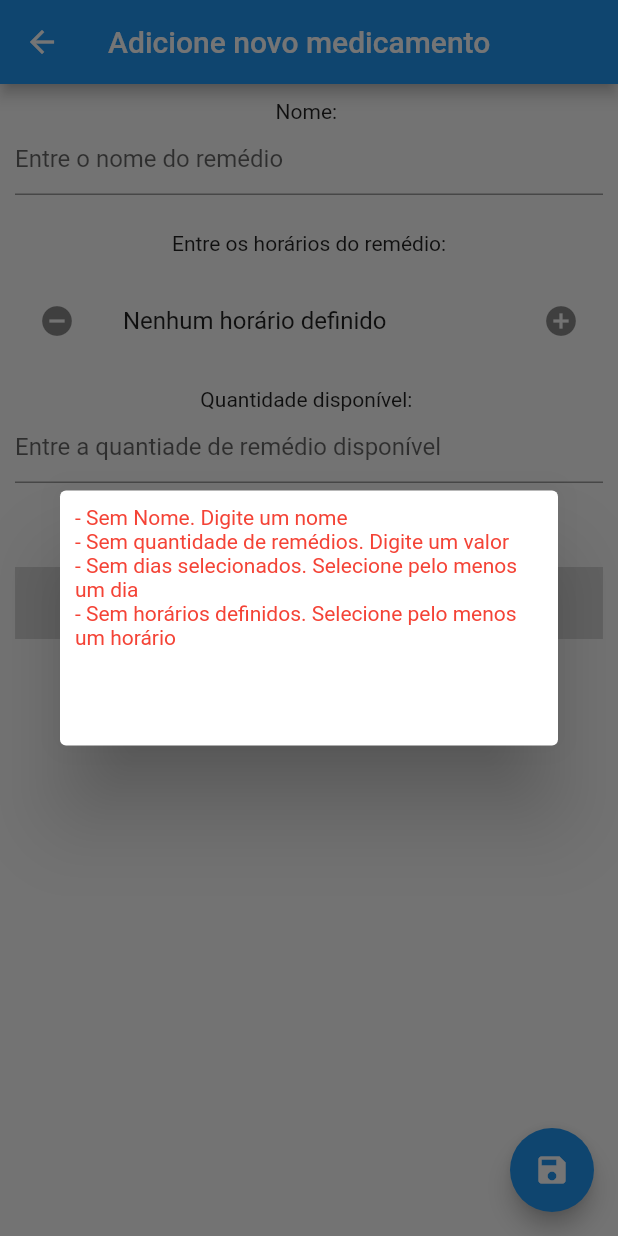
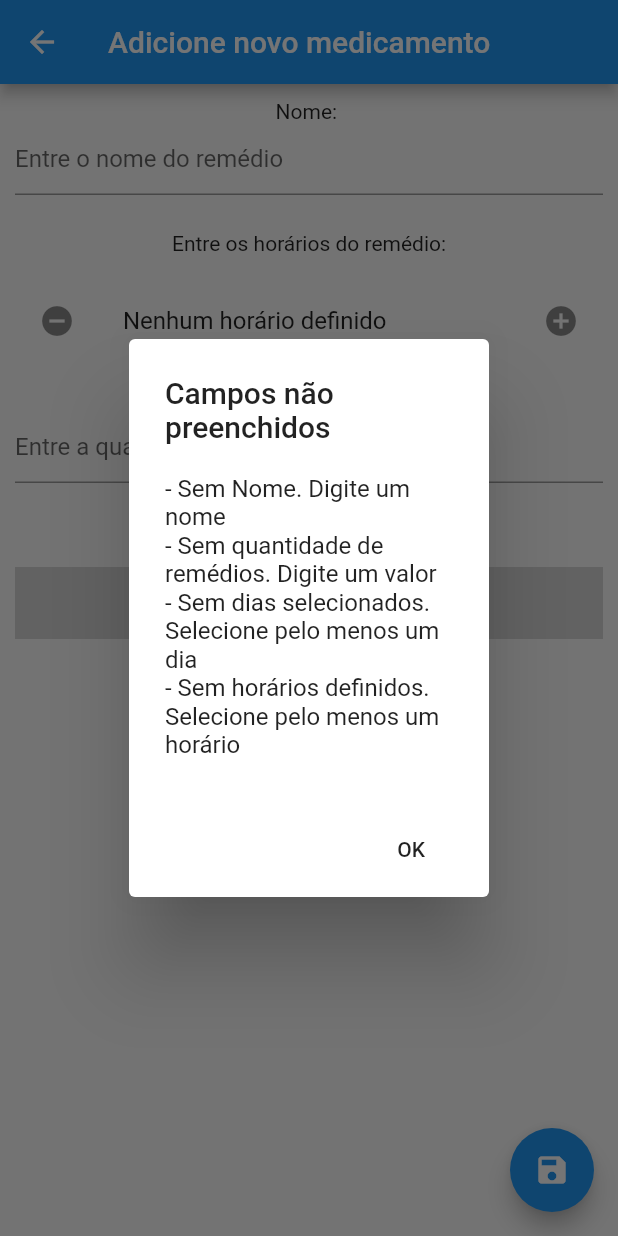
Before and after one commit to pilarfernandezz/MediNow, a Flutter app: the MedicineCreator screen opened directly, after a tap on the "save" icon, on a phone screen of 412 x 824 dp. Run offline on Flutter 3.47's test engine with Material 2 defaults, Android fonts, the phone set to English and light mode, and no system bars; our stand-ins replace flutter_html; missing offline and left inert: day_selector.

Commit message:
Modified Dialog to AlertDialog and modified scaffold paddings implementation

```diff
--- a/lib/MedicineCreator.dart
+++ b/lib/MedicineCreator.dart
@@ -30,12 +30,8 @@ class _MedicineCreatorState extends State<MedicineCreator> {
       appBar: AppBar(
         title: Text("Adicione novo medicamento"),
       ),
-      body: Container(
-        decoration: BoxDecoration(
-          color: Theme.of(context).scaffoldBackgroundColor,
-          border:
-              Border.all(width: 10, color: Theme.of(context).scaffoldBackgroundColor),
-        ),
+      body: Padding(
+        padding: const EdgeInsets.all(10.0),
         child: Column(
           children: <Widget>[
             Text(
@@ -131,44 +127,45 @@ class _MedicineCreatorState extends State<MedicineCreator> {
   _saveMedicine() {
     String erro = "";
 
-    if (name == ""){
+    if (name == "") {
       erro += "- Sem Nome. Digite um nome\n";
     }
-    if(drugAmmount == 0){
+    if (drugAmmount == 0) {
       erro += "- Sem quantidade de remédios. Digite um valor\n";
     }
-    if(daysSelected == 0){
+    if (daysSelected == 0) {
       erro += "- Sem dias selecionados. Selecione pelo menos um dia\n";
     }
-    if(hoursSelected.length == 0){
+    if (hoursSelected.length == 0) {
       erro += "- Sem horários definidos. Selecione pelo menos um horário\n";
-
     }
 
     print(erro);
 
-    if (erro == ""){
+    if (erro == "") {
       Medicine med = Medicine(
           name: name,
           drugAmmount: drugAmmount,
           daysSelected: daysSelected,
           hoursSelected: hoursSelected);
       Navigator.pop(context, med);
-    }
-    else{
-      var dialog = Dialog(
+    } else {
+      var okBtn = FlatButton(
+          onPressed: () {
+            Navigator.pop(context);
+          },
+          child: Text("OK"));
+      var dialog = Center(
         child: Container(
         width: 320,
-        height: 150,
-        margin: EdgeInsets.all(10),
-        child: Column(
-          children: <Widget>[
-            Center(
-              child: Center(child: Text(erro, style: TextStyle(color: Colors.red),))
-            ),
+        height: 420,
+        child: AlertDialog(
+        title: Text("Campos não preenchidos"),
+        content: Center(child: Text(erro)),
+        actions: <Widget>[
+          okBtn
         ],
-        ),
-      ),
+      ))
       );
 
       showDialog(context: context, builder: (BuildContext context) => dialog);
--- a/lib/MedicineDetails.dart
+++ b/lib/MedicineDetails.dart
@@ -45,12 +45,8 @@ class _MedicineDetailsState extends State<MedicineDetails> {
           )
         ],
       ),
-      body: Container(
-          decoration: BoxDecoration(
-            color: Theme.of(context).scaffoldBackgroundColor,
-            border: Border.all(
-                width: 10, color: Theme.of(context).scaffoldBackgroundColor),
-          ),
+      body: Padding(
+        padding: const EdgeInsets.all(10.0),
         child: GridView.count(
           crossAxisCount: 2,
           children: <Widget>[
@@ -75,7 +71,8 @@ class _MedicineDetailsState extends State<MedicineDetails> {
               onTap: _goToHttp,
             )
           ],
-          )),
+        ),
+      ),
     );
   }
 
```
Lines whose indentation alone changed are shown as unchanged.
